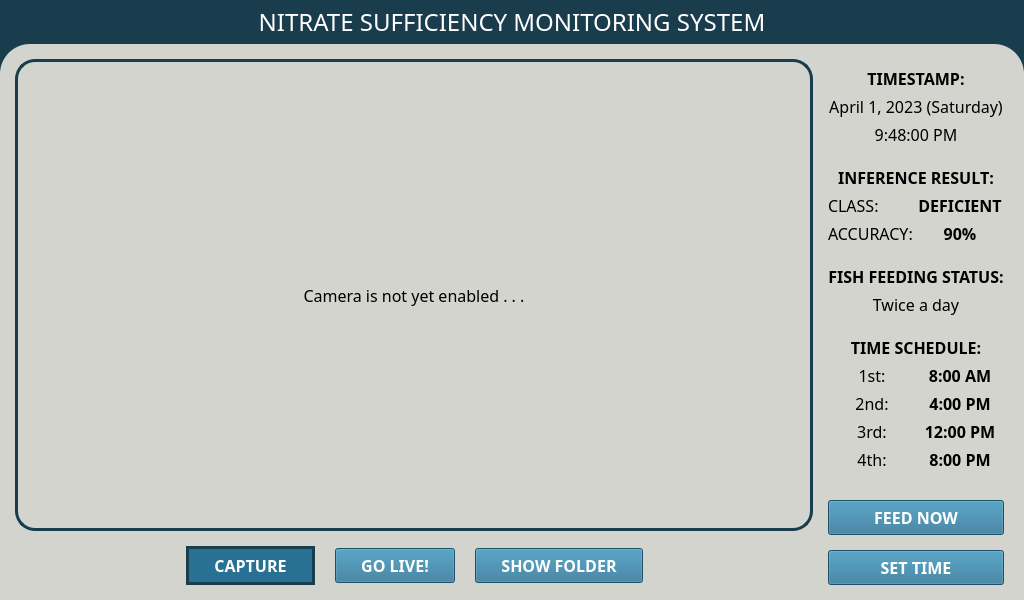
Qt form main.ui (jeraldconstantino/nitrate-sufficiency-monitoring-system) before a commit.
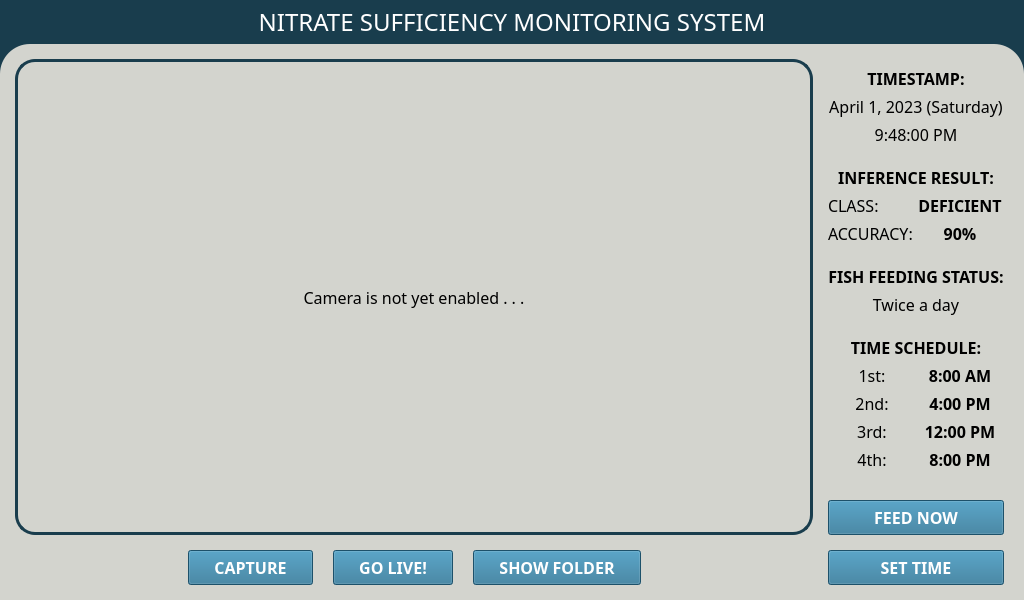
The same form after that commit.

Patch:
```diff
--- a/main.ui
+++ b/main.ui
@@ -598,13 +598,14 @@
                <bold>true</bold>
               </font>
              </property>
+             <property name="autoFillBackground">
+              <bool>false</bool>
+             </property>
              <property name="styleSheet">
               <string notr="true">QPushButton {
     background-color: #287194;
     color: white;
     padding: 5px 25px;
-	border: 3px solid rgb(25, 61, 77);
-	border-radius: 20px;
 }
 
 QPushButton:hover {
```
